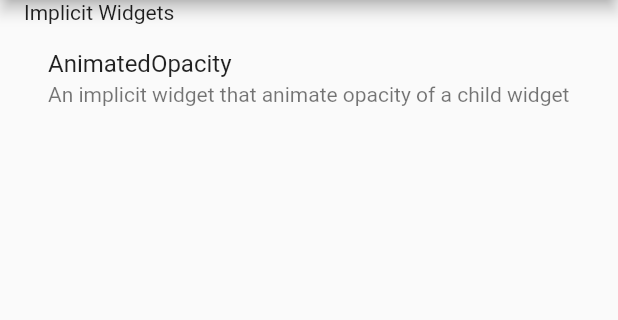
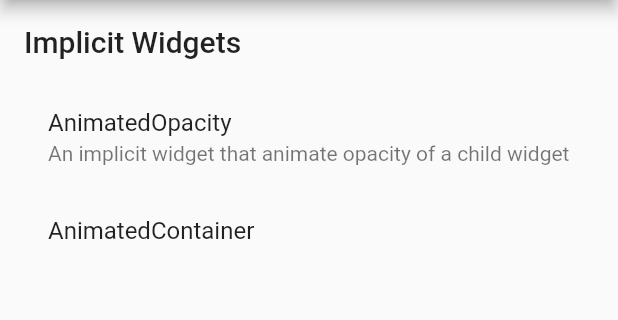
Before and after one commit to NabeelSeid/flutter-references, a Flutter app: the screen it shows after launch, on a phone screen of 412 x 824 dp, the part 84-404 px from its top. Run offline on Flutter 3.47's test engine with Material 2 defaults, Android fonts, the phone set to English and light mode, and no system bars; our stand-ins replace equatable, flutter_bloc, shared_preferences.

Commit message:
Added AnimatedContainer to animations

```diff
--- a/animations/lib/implicit_animations/implicit_animations.dart
+++ b/animations/lib/implicit_animations/implicit_animations.dart
@@ -1 +1,2 @@
 export './i_animated_opacity.dart';
+export './i_animated_container.dart';
--- a/animations/lib/main.dart
+++ b/animations/lib/main.dart
@@ -30,9 +30,15 @@ class MyHomePage extends StatelessWidget {
       ),
       body: Padding(
         padding: EdgeInsets.symmetric(horizontal: 16.0),
-        child: ListView(
+        child: Column(
+          crossAxisAlignment: CrossAxisAlignment.start,
           children: <Widget>[
-            Text('Implicit Widgets'),
+            SizedBox(height: 16.0),
+            Text(
+              'Implicit Widgets',
+              style: Theme.of(context).textTheme.headline6,
+            ),
+            SizedBox(height: 16.0),
             ListTile(
               onTap: () =>
                   Navigator.pushNamed(context, RouteNames.i_animated_opacity),
@@ -40,9 +46,24 @@ class MyHomePage extends StatelessWidget {
               subtitle: Text(
                   'An implicit widget that animate opacity of a child widget'),
             ),
+            menuTile(RouteNames.i_animated_container,
+                title: 'AnimatedContainer'),
           ],
         ),
       ),
     );
   }
+
+  Widget menuTile(
+    String routeName, {
+    String title,
+    String subtitle,
+  }) =>
+      Builder(
+        builder: (c) => ListTile(
+          onTap: () => Navigator.pushNamed(c, routeName),
+          title: Text(title ?? 'Animation'),
+          subtitle: Text(subtitle ?? ''),
+        ),
+      );
 }
```
Also changed, not shown: animations/lib/implicit_animations/i_animated_container.dart (added, +59 -0 lines), animations/lib/router.dart (+12 -8 lines), 1 other file.
